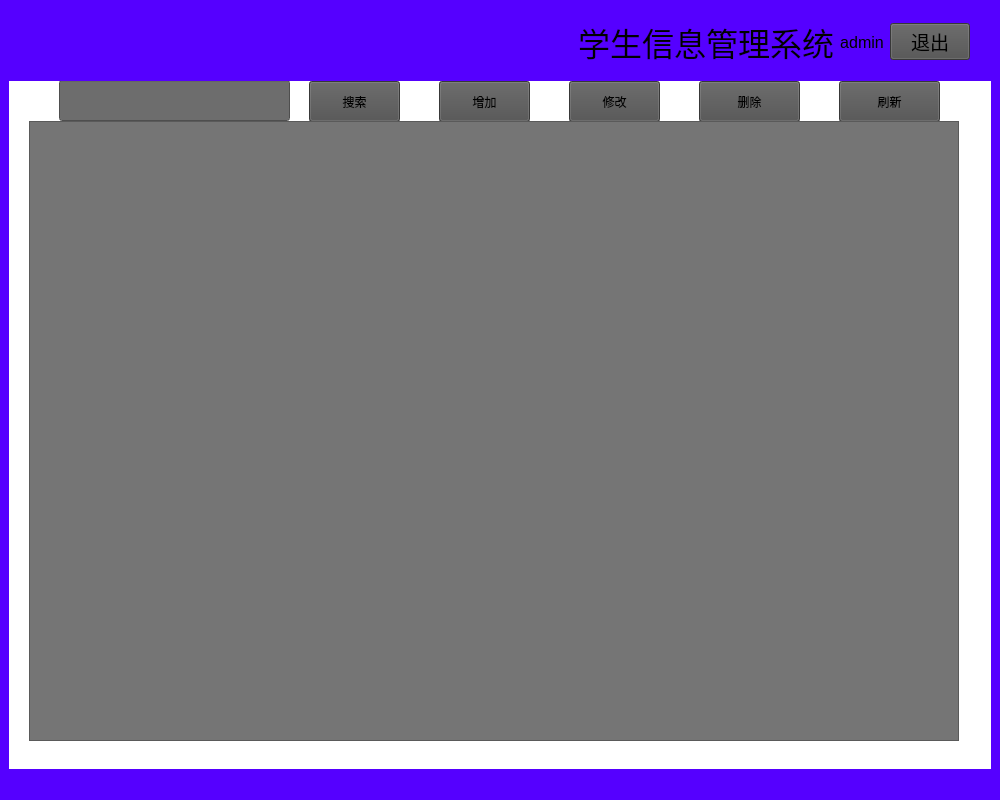
Before: the Qt Designer form st_mge/mainwindow.ui in ALBION23/Student_Manage, drawn with Qt 5.
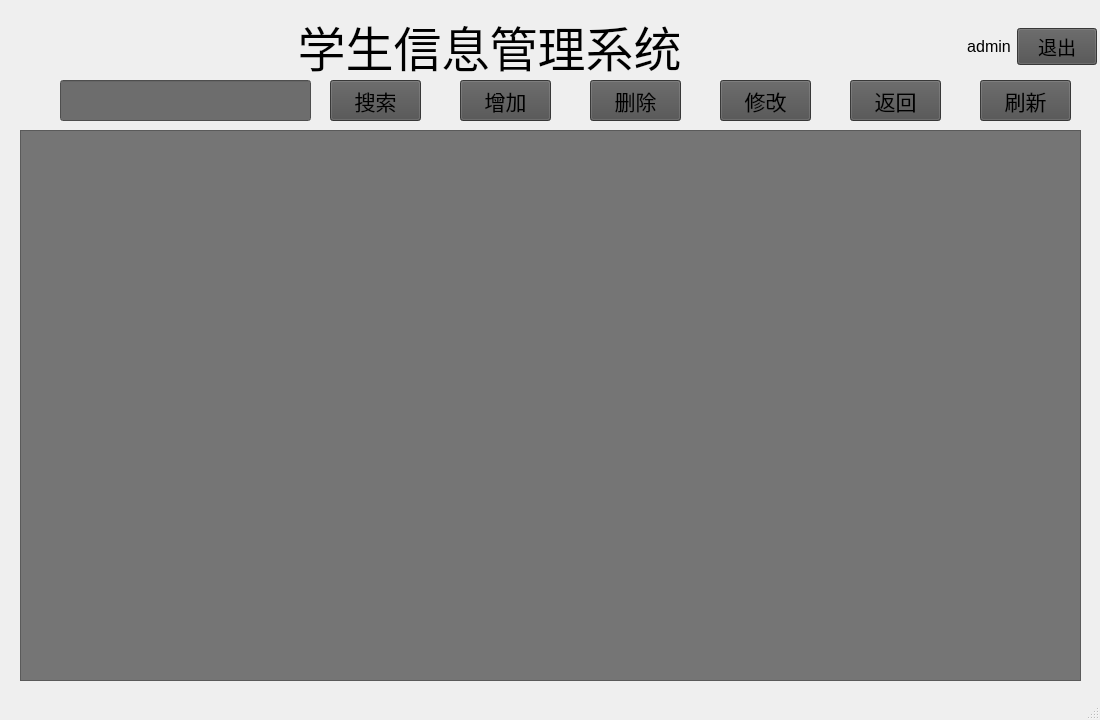
After: the same form once the commit is applied. Icons and pictures are not drawn.

The edit to the form file:
```diff
--- a/st_mge/mainwindow.ui
+++ b/st_mge/mainwindow.ui
@@ -6,69 +6,88 @@
    <rect>
     <x>0</x>
     <y>0</y>
-    <width>1000</width>
-    <height>800</height>
+    <width>1100</width>
+    <height>720</height>
    </rect>
   </property>
   <property name="minimumSize">
    <size>
-    <width>1000</width>
-    <height>800</height>
+    <width>1100</width>
+    <height>720</height>
    </size>
   </property>
   <property name="maximumSize">
    <size>
-    <width>1000</width>
-    <height>800</height>
+    <width>1100</width>
+    <height>720</height>
    </size>
   </property>
   <property name="windowTitle">
    <string>学生信息管理系统</string>
   </property>
   <property name="styleSheet">
-   <string notr="true">background-color: rgb(85, 0, 255);</string>
+   <string notr="true"/>
   </property>
   <widget class="QWidget" name="centralwidget">
    <property name="styleSheet">
     <string notr="true">QWidget#centralwidget(background-color: #001871;);</string>
    </property>
-   <layout class="QGridLayout" name="gridLayout_2">
-    <item row="0" column="0">
      <widget class="QWidget" name="widget" native="true">
+    <property name="geometry">
+     <rect>
+      <x>6</x>
+      <y>6</y>
+      <width>1091</width>
+      <height>81</height>
+     </rect>
+    </property>
       <property name="styleSheet">
        <string notr="true"/>
       </property>
       <layout class="QGridLayout" name="gridLayout">
-       <item row="0" column="1">
+     <item row="0" column="0">
+      <spacer name="horizontalSpacer">
+       <property name="orientation">
+        <enum>Qt::Horizontal</enum>
+       </property>
+       <property name="sizeHint" stdset="0">
+        <size>
+         <width>40</width>
+         <height>20</height>
+        </size>
+       </property>
+      </spacer>
+     </item>
+     <item row="0" column="3">
+      <spacer name="horizontalSpacer_2">
+       <property name="orientation">
+        <enum>Qt::Horizontal</enum>
+       </property>
+       <property name="sizeHint" stdset="0">
+        <size>
+         <width>40</width>
+         <height>20</height>
+        </size>
+       </property>
+      </spacer>
+     </item>
+     <item row="0" column="1" colspan="2">
         <widget class="QLabel" name="label">
          <property name="font">
           <font>
            <family>华文行楷</family>
-           <pointsize>24</pointsize>
+         <pointsize>36</pointsize>
           </font>
          </property>
          <property name="text">
-          <string>学生信息管理系统</string>
+        <string> 学生信息管理系统</string>
          </property>
          <property name="alignment">
           <set>Qt::AlignCenter</set>
          </property>
         </widget>
        </item>
-       <item row="0" column="0">
-        <spacer name="horizontalSpacer">
-         <property name="orientation">
-          <enum>Qt::Horizontal</enum>
-         </property>
-         <property name="sizeHint" stdset="0">
-          <size>
-           <width>40</width>
-           <height>20</height>
-          </size>
-         </property>
-        </spacer>
-       </item>
-       <item row="0" column="2">
+     <item row="0" column="4">
         <widget class="QLabel" name="label_2">
          <property name="font">
           <font>
@@ -84,7 +103,7 @@
          </property>
         </widget>
        </item>
-       <item row="0" column="3">
+     <item row="0" column="5">
         <widget class="QPushButton" name="smExit">
          <property name="font">
           <font>
@@ -103,55 +122,58 @@
        </item>
       </layout>
      </widget>
-    </item>
-    <item row="1" column="0" colspan="3">
-     <widget class="QStackedWidget" name="stackedWidget">
+   <widget class="QWidget" name="widget_2" native="true">
+    <property name="geometry">
+     <rect>
+      <x>10</x>
+      <y>70</y>
+      <width>1081</width>
+      <height>611</height>
+     </rect>
+    </property>
       <property name="styleSheet">
-       <string notr="true">background-color: rgb(255, 255, 255);</string>
-      </property>
-      <property name="currentIndex">
-       <number>1</number>
-      </property>
-      <widget class="QWidget" name="page"/>
-      <widget class="QWidget" name="page_2">
+     <string notr="true"/>
+    </property>
        <widget class="QLineEdit" name="searchEdit">
         <property name="geometry">
          <rect>
           <x>50</x>
-          <y>-1</y>
-          <width>231</width>
+       <y>10</y>
+       <width>251</width>
           <height>41</height>
          </rect>
         </property>
+     <property name="sizePolicy">
+      <sizepolicy hsizetype="Fixed" vsizetype="Fixed">
+       <horstretch>0</horstretch>
+       <verstretch>0</verstretch>
+      </sizepolicy>
+     </property>
         <property name="styleSheet">
          <string notr="true">background-color:rgb(109, 109, 109);</string>
         </property>
        </widget>
-       <widget class="QPushButton" name="search">
-        <property name="geometry">
-         <rect>
-          <x>300</x>
-          <y>0</y>
-          <width>91</width>
-          <height>41</height>
-         </rect>
-        </property>
-        <property name="styleSheet">
-         <string notr="true">background-color: rgb(79, 79, 79);</string>
-        </property>
-        <property name="text">
-         <string>搜索</string>
-        </property>
-       </widget>
        <widget class="QPushButton" name="addStudent">
         <property name="geometry">
          <rect>
-          <x>430</x>
-          <y>0</y>
+       <x>450</x>
+       <y>10</y>
           <width>91</width>
           <height>41</height>
          </rect>
         </property>
+     <property name="sizePolicy">
+      <sizepolicy hsizetype="Fixed" vsizetype="Fixed">
+       <horstretch>0</horstretch>
+       <verstretch>0</verstretch>
+      </sizepolicy>
+     </property>
+     <property name="font">
+      <font>
+       <family>宋体</family>
+       <pointsize>16</pointsize>
+      </font>
+     </property>
         <property name="styleSheet">
          <string notr="true">background-color: rgb(79, 79, 79);</string>
         </property>
@@ -159,31 +181,55 @@
          <string>增加</string>
         </property>
        </widget>
-       <widget class="QPushButton" name="changeStudent">
+    <widget class="QPushButton" name="search">
         <property name="geometry">
          <rect>
-          <x>560</x>
-          <y>0</y>
+       <x>320</x>
+       <y>10</y>
           <width>91</width>
           <height>41</height>
          </rect>
         </property>
+     <property name="sizePolicy">
+      <sizepolicy hsizetype="Fixed" vsizetype="Fixed">
+       <horstretch>0</horstretch>
+       <verstretch>0</verstretch>
+      </sizepolicy>
+     </property>
+     <property name="font">
+      <font>
+       <family>宋体</family>
+       <pointsize>16</pointsize>
+      </font>
+     </property>
         <property name="styleSheet">
          <string notr="true">background-color: rgb(79, 79, 79);</string>
         </property>
         <property name="text">
-         <string>修改</string>
+      <string>搜索</string>
         </property>
        </widget>
        <widget class="QPushButton" name="deleteStudent">
         <property name="geometry">
          <rect>
-          <x>690</x>
-          <y>0</y>
-          <width>101</width>
+       <x>580</x>
+       <y>10</y>
+       <width>91</width>
           <height>41</height>
          </rect>
         </property>
+     <property name="sizePolicy">
+      <sizepolicy hsizetype="Fixed" vsizetype="Fixed">
+       <horstretch>0</horstretch>
+       <verstretch>0</verstretch>
+      </sizepolicy>
+     </property>
+     <property name="font">
+      <font>
+       <family>宋体</family>
+       <pointsize>16</pointsize>
+      </font>
+     </property>
         <property name="styleSheet">
          <string notr="true">background-color: rgb(79, 79, 79);</string>
         </property>
@@ -191,15 +237,55 @@
          <string>删除</string>
         </property>
        </widget>
+    <widget class="QPushButton" name="returnsituation">
+     <property name="geometry">
+      <rect>
+       <x>840</x>
+       <y>10</y>
+       <width>91</width>
+       <height>41</height>
+      </rect>
+     </property>
+     <property name="sizePolicy">
+      <sizepolicy hsizetype="Fixed" vsizetype="Fixed">
+       <horstretch>0</horstretch>
+       <verstretch>0</verstretch>
+      </sizepolicy>
+     </property>
+     <property name="font">
+      <font>
+       <family>宋体</family>
+       <pointsize>16</pointsize>
+      </font>
+     </property>
+     <property name="styleSheet">
+      <string notr="true">background-color: rgb(79, 79, 79);</string>
+     </property>
+     <property name="text">
+      <string>返回</string>
+     </property>
+    </widget>
        <widget class="QPushButton" name="flash">
         <property name="geometry">
          <rect>
-          <x>830</x>
-          <y>0</y>
-          <width>101</width>
+       <x>970</x>
+       <y>10</y>
+       <width>91</width>
           <height>41</height>
          </rect>
         </property>
+     <property name="sizePolicy">
+      <sizepolicy hsizetype="Fixed" vsizetype="Fixed">
+       <horstretch>0</horstretch>
+       <verstretch>0</verstretch>
+      </sizepolicy>
+     </property>
+     <property name="font">
+      <font>
+       <family>宋体</family>
+       <pointsize>16</pointsize>
+      </font>
+     </property>
         <property name="styleSheet">
          <string notr="true">background-color: rgb(79, 79, 79);</string>
         </property>
@@ -207,13 +293,35 @@
          <string>刷新</string>
         </property>
        </widget>
+    <widget class="QPushButton" name="changemessage">
+     <property name="geometry">
+      <rect>
+       <x>710</x>
+       <y>10</y>
+       <width>91</width>
+       <height>41</height>
+      </rect>
+     </property>
+     <property name="font">
+      <font>
+       <family>宋体</family>
+       <pointsize>16</pointsize>
+      </font>
+     </property>
+     <property name="styleSheet">
+      <string notr="true">background-color: rgb(79, 79, 79);</string>
+     </property>
+     <property name="text">
+      <string>修改</string>
+     </property>
+    </widget>
        <widget class="QTableView" name="tableView">
         <property name="geometry">
          <rect>
-          <x>20</x>
-          <y>40</y>
-          <width>930</width>
-          <height>620</height>
+       <x>10</x>
+       <y>60</y>
+       <width>1061</width>
+       <height>551</height>
          </rect>
         </property>
         <property name="styleSheet">
@@ -229,9 +337,6 @@
        </widget>
       </widget>
      </widget>
-    </item>
-   </layout>
-  </widget>
   <widget class="QMenuBar" name="menubar">
    <property name="geometry">
     <rect>
```
Left out of the diff: 10 changed lines with no effect on the pictures. Lines whose indentation alone changed are shown as unchanged.
